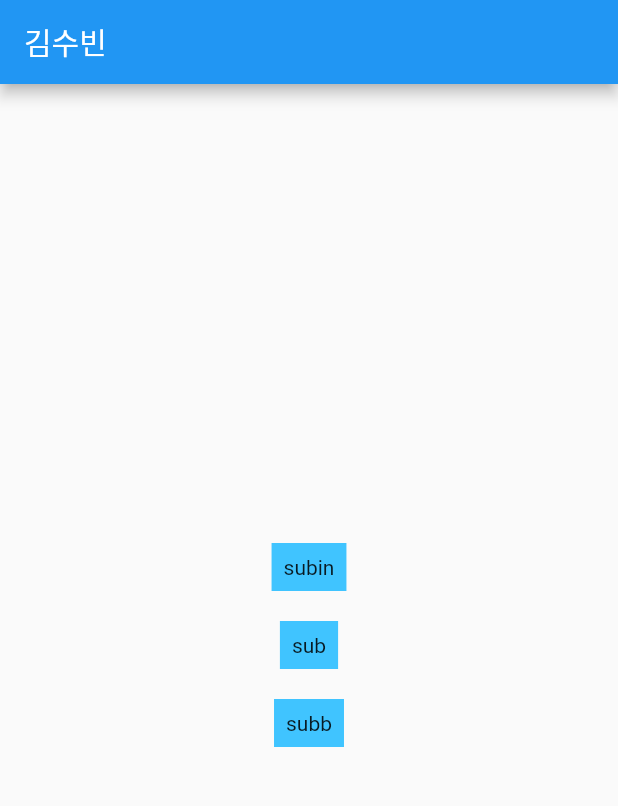
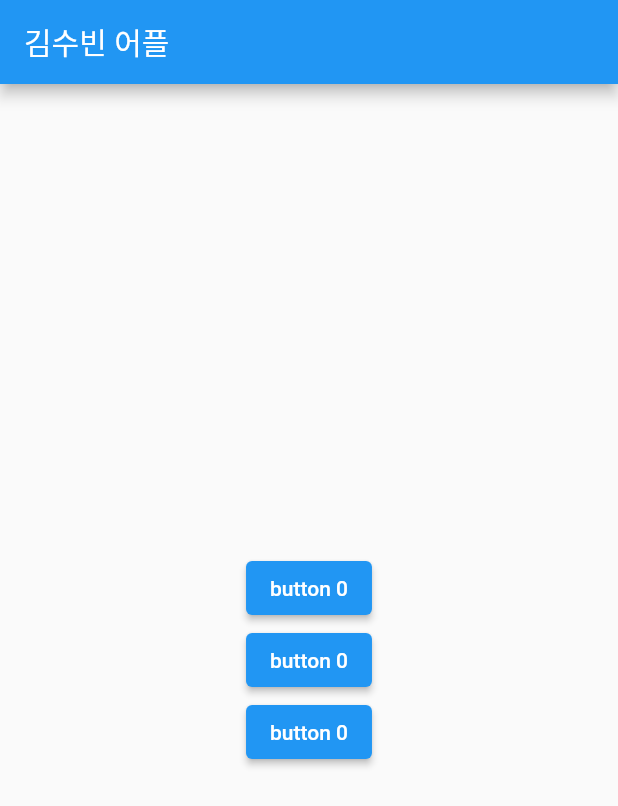
Before and after one commit to yujinkim1/GDSC-Mobile, a Flutter app: the screen it shows after launch, on a phone screen of 412 x 824 dp. Shown: the top 806 px of the screen. Run offline on Flutter 3.47's test engine with Material 2 defaults, Android fonts, the light colour scheme and no system bars.

Commit message:
Study: 4주차_todoApp_2

```diff
--- a/김수빈/pj1/lib/main.dart
+++ b/김수빈/pj1/lib/main.dart
@@ -1,4 +1,5 @@
 import 'package:flutter/material.dart';
+import 'package:pj1/statefulTest.dart';
 import 'package:pj1/statelessTest.dart';
 
 void main() {
@@ -10,13 +11,10 @@ class MyApp extends StatelessWidget {
   Widget build(BuildContext context) {
     return MaterialApp(
       home: Scaffold(
-        appBar: AppBar(
-          title: const Text("김수빈"),
-        ),
-        body: Center(
-          child: statelessTest(),
-        ),
-      ),
+          appBar: AppBar(
+            title: const Text("김수빈 어플"),
+          ),
+          body: statefulTest()),
     );
   }
 }
--- /dev/null
+++ b/김수빈/pj1/lib/statefulTest.dart
@@ -0,0 +1,63 @@
+import 'package:flutter/material.dart';
+import 'package:flutter/src/widgets/container.dart';
+import 'package:flutter/src/widgets/framework.dart';
+
+class statefulTest extends StatefulWidget {
+  @override
+  State<statefulTest> createState() => _statefulTestState();
+}
+
+class _statefulTestState extends State<statefulTest> {
+  int count = 0;
+  int secondCount = 0;
+
+  @override
+  Widget build(BuildContext context) {
+    return Container(
+      alignment: Alignment.center,
+      child: Column(
+        mainAxisAlignment: MainAxisAlignment.center,
+        children: [
+          ElevatedButton(
+            onPressed: () => {},
+            child: Text('button ${secondCount}'),
+          ),
+          ElevatedButton(
+            onPressed: () => {
+              setState(() => {count += 1})
+            },
+            child: Text('button ${count}'),
+          ),
+          /*ElevatedButton(
+            onPressed: () => {},
+            child: Text('button ${secondCount}'),
+          ),*/
+          ThirdButton(count, setDoubleCount)
+        ],
+      ),
+    );
+  }
+
+  void setDoubleCount() {
+    setState(() {
+      secondCount = count * 2;
+    });
+  }
+}
+
+class ThirdButton extends StatelessWidget {
+  const ThirdButton(this.count, this.setDoubleCount);
+
+  final Function() setDoubleCount;
+  final int count;
+
+  @override
+  Widget build(BuildContext context) {
+    return Container(
+      child: ElevatedButton(
+        onPressed: () => {setDoubleCount()},
+        child: Text('button ${count}'),
+      ),
+    );
+  }
+}
```
